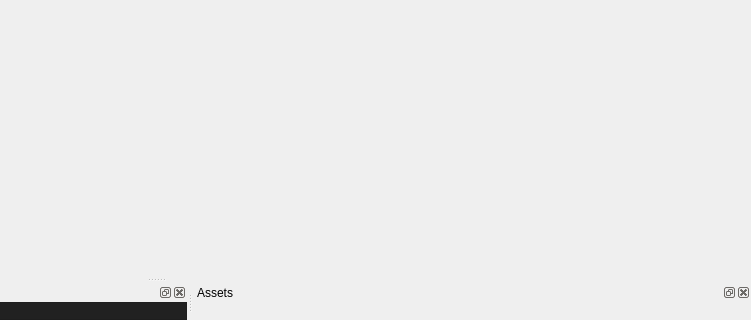
Qt form src/mainwindow.ui (jahshaka/Studio) before a commit; both pictures show x 439 to 1190 and y 385 to 705 of the 1190 by 705 pixel window.
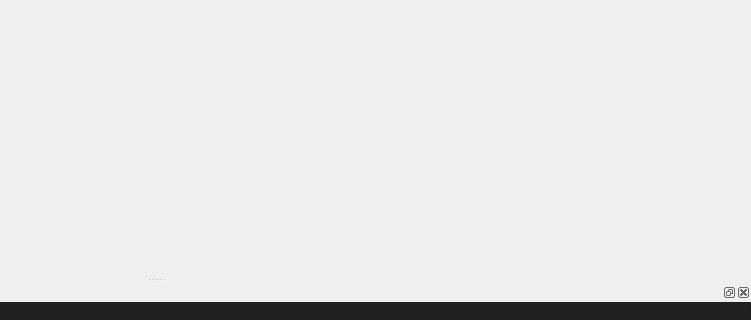
The same form after that commit. Icons and pictures are not drawn. Custom widgets are drawn as their Qt base class.

Commit message: Remove asset widget from mainwindow.ui, some tidying

Diff of the .ui file:
```diff
--- a/src/mainwindow.ui
+++ b/src/mainwindow.ui
@@ -738,39 +738,6 @@
    <addaction name="actionFreeCamera"/>
    <addaction name="actionArcballCam"/>
   </widget>
-  <widget class="QDockWidget" name="AssetsDock">
-   <property name="features">
-    <set>QDockWidget::AllDockWidgetFeatures</set>
-   </property>
-   <property name="allowedAreas">
-    <set>Qt::AllDockWidgetAreas</set>
-   </property>
-   <property name="windowTitle">
-    <string>Assets</string>
-   </property>
-   <attribute name="dockWidgetArea">
-    <number>8</number>
-   </attribute>
-   <widget class="QWidget" name="assetWidgetContents">
-    <layout class="QGridLayout" name="gridLayout_7">
-     <property name="leftMargin">
-      <number>0</number>
-     </property>
-     <property name="topMargin">
-      <number>0</number>
-     </property>
-     <property name="rightMargin">
-      <number>0</number>
-     </property>
-     <property name="bottomMargin">
-      <number>0</number>
-     </property>
-     <item row="0" column="0">
-      <widget class="QWidget" name="assetWidget" native="true"/>
-     </item>
-    </layout>
-   </widget>
-  </widget>
   <action name="actionSave">
    <property name="text">
     <string>Save</string>
```
The commit also changes 3 other files.
